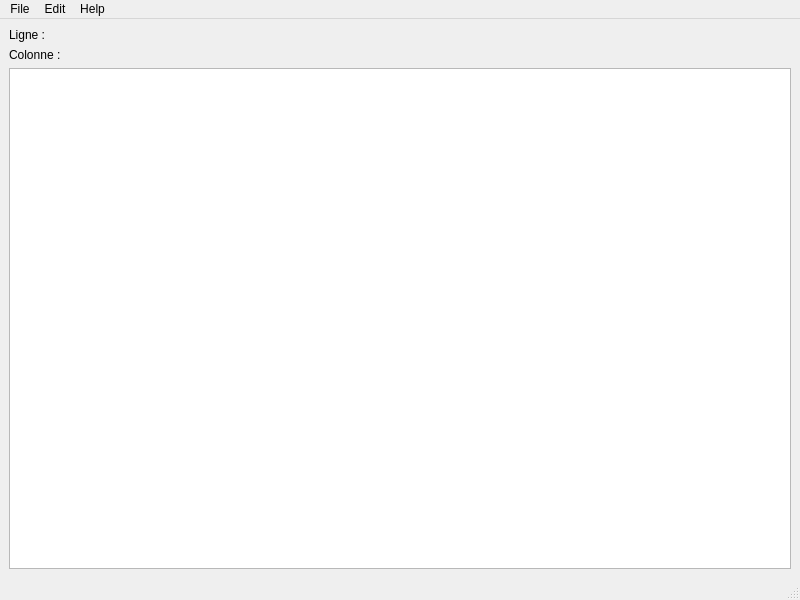
The window that editeur/mainwindow.ui (ZenAii/qt_editeur) describes before a commit, drawn with Qt 5.
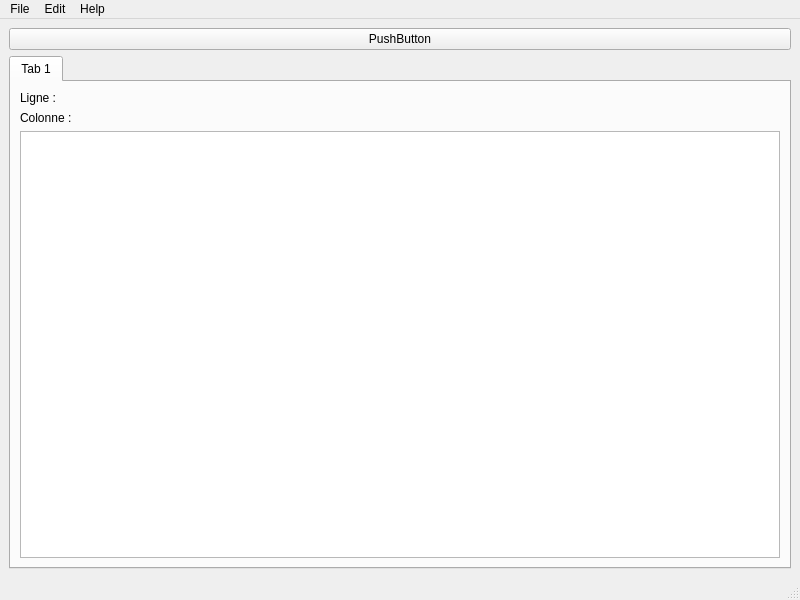
The same window after the commit.

What changed in the file:
```diff
--- a/editeur/mainwindow.ui
+++ b/editeur/mainwindow.ui
@@ -14,7 +14,27 @@
    <string>MainWindow</string>
   </property>
   <widget class="QWidget" name="centralwidget">
-   <layout class="QVBoxLayout" name="verticalLayout_4">
+   <layout class="QVBoxLayout" name="verticalLayout_2">
+    <item>
+     <widget class="QPushButton" name="pushButton">
+      <property name="text">
+       <string>PushButton</string>
+      </property>
+     </widget>
+    </item>
+    <item>
+     <widget class="QTabWidget" name="tabWidget">
+      <property name="currentIndex">
+       <number>0</number>
+      </property>
+      <widget class="QWidget" name="tab">
+       <attribute name="title">
+        <string>Tab 1</string>
+       </attribute>
+       <layout class="QVBoxLayout" name="verticalLayout">
+        <item>
+         <layout class="QHBoxLayout" name="horizontalLayout"/>
+        </item>
     <item>
      <widget class="QLabel" name="lineLabel">
       <property name="text">
@@ -38,6 +58,10 @@
     </item>
    </layout>
   </widget>
+     </widget>
+    </item>
+   </layout>
+  </widget>
   <widget class="QMenuBar" name="menubar">
    <property name="geometry">
     <rect>
```
Left out of the diff: 3 changed lines with no effect on the pictures. Lines whose indentation alone changed are shown as unchanged.
